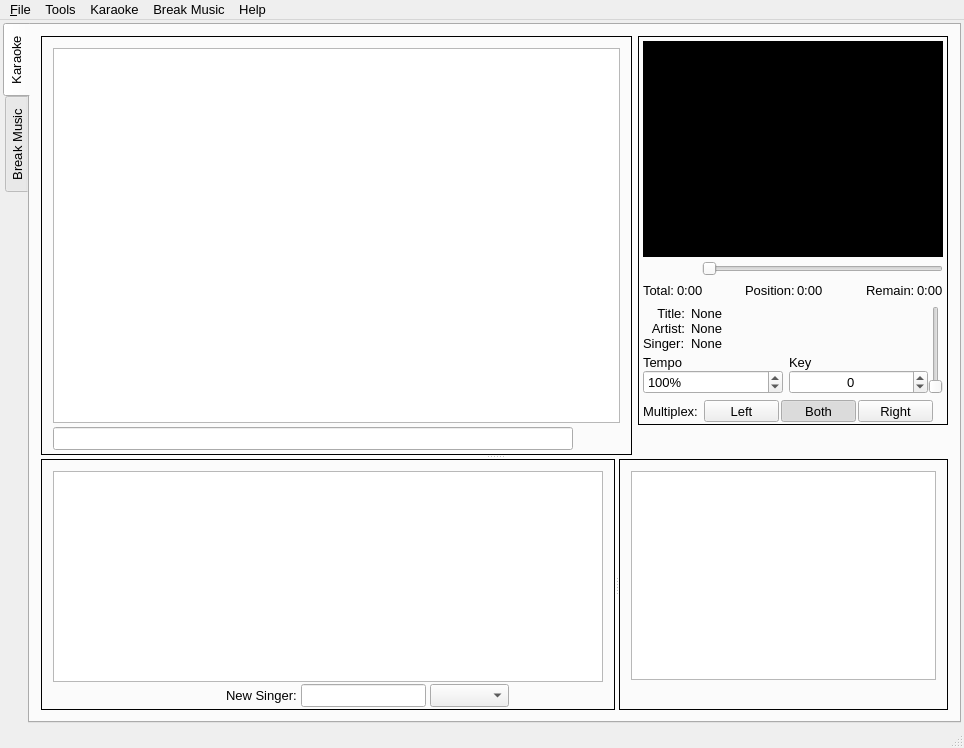
Old version of the form OpenKJ/mainwindow.ui in the repository OpenKJ/OpenKJ.
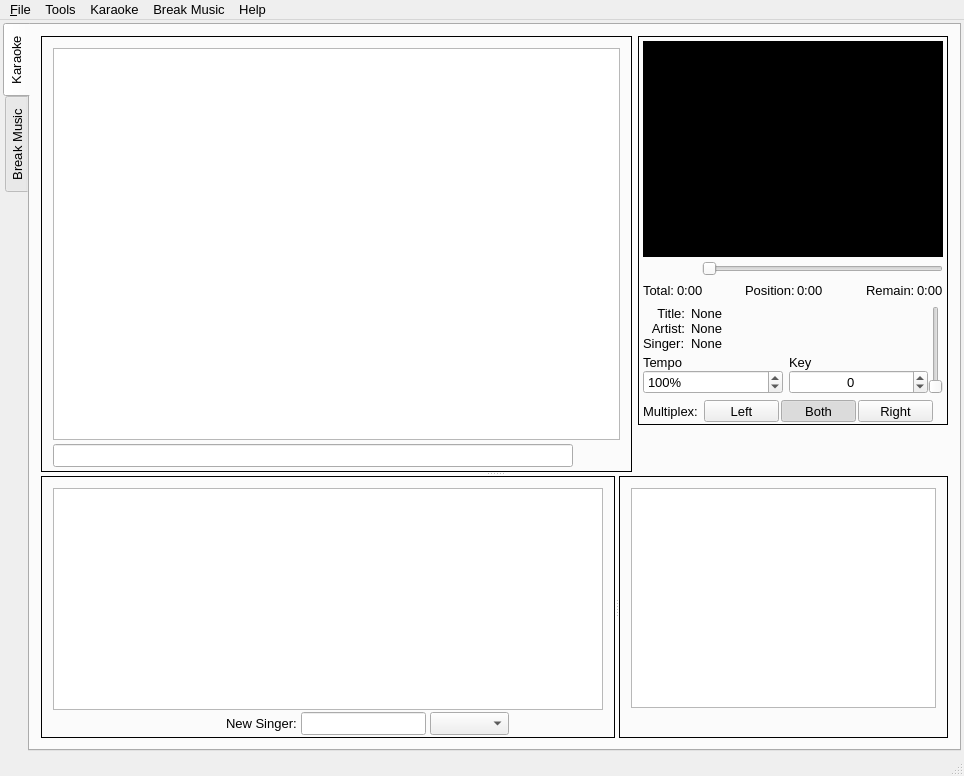
New version of the form. Icons and pictures are not drawn. Custom widgets are drawn as their Qt base class.

Patch:
```diff
--- a/OpenKJ/mainwindow.ui
+++ b/OpenKJ/mainwindow.ui
@@ -7,7 +7,7 @@
     <x>0</x>
     <y>0</y>
     <width>964</width>
-    <height>748</height>
+    <height>776</height>
    </rect>
   </property>
   <property name="sizePolicy">
```
Left out of the diff: 8 changed lines with no effect on the pictures.
